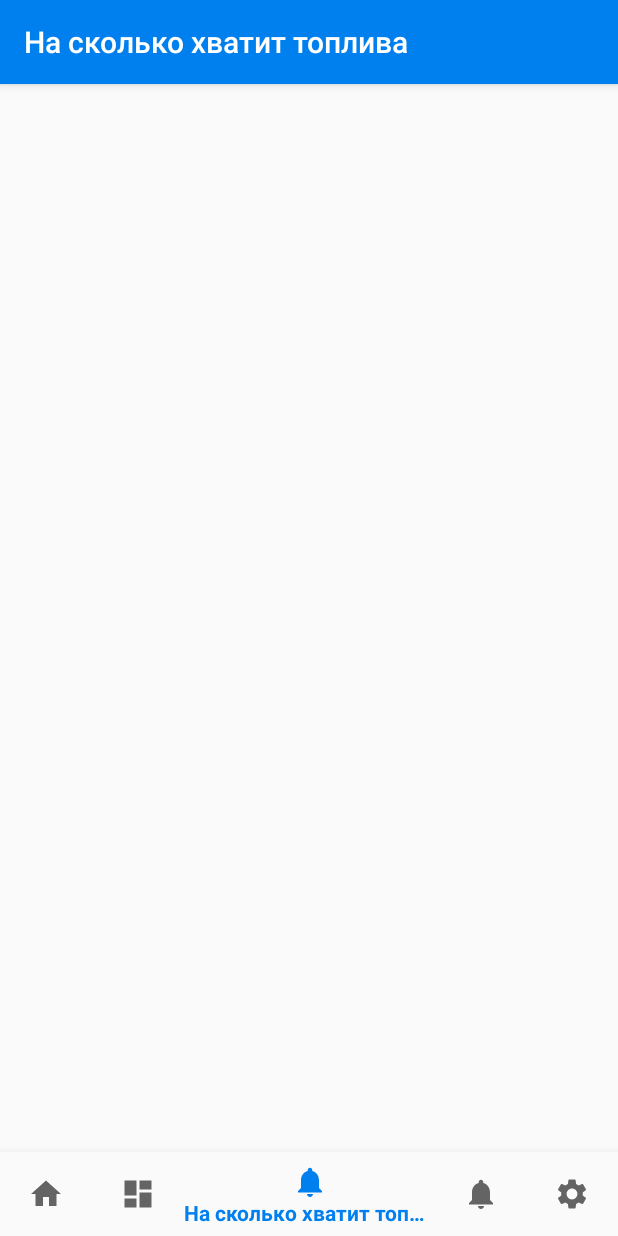
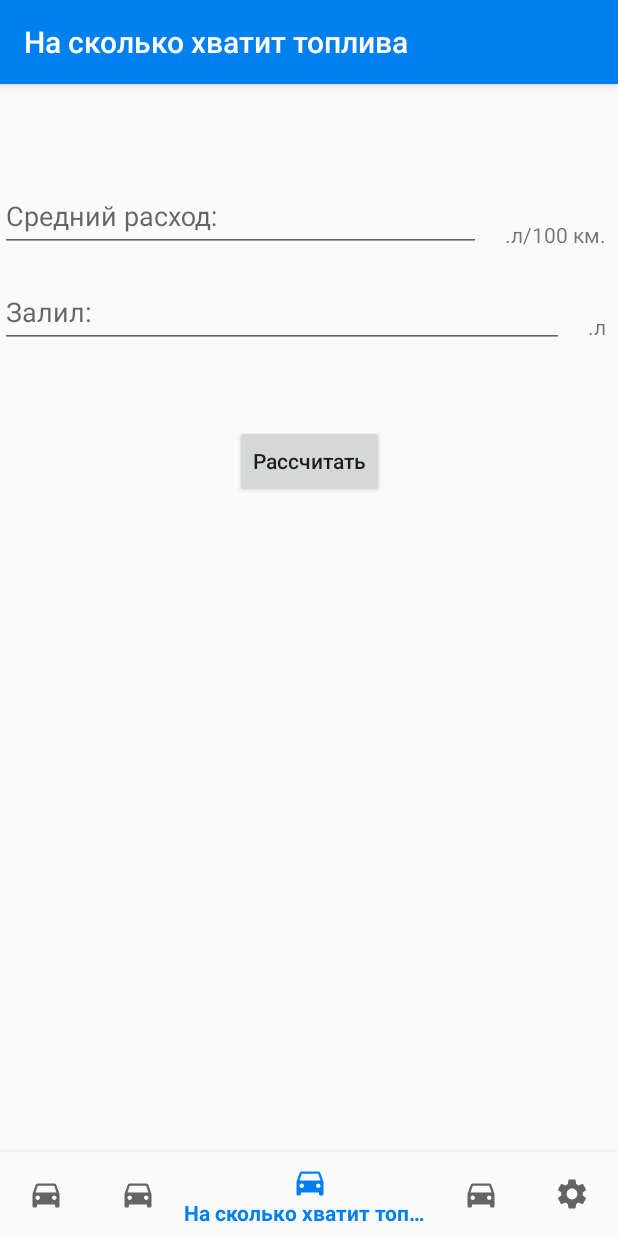
Before and after one commit to Diy2210/EasyFuelCalc, an Android app: the ThirdFragment screen opened through its navigation route, on a phone screen of 412 x 824 dp. Run offline under Robolectric (Android 15) with nearby library versions, the phone set to English and light mode, and no system bars; our stand-ins replace navigation-ui.

Commit message:
add result from ThirdFragment.kt; add new number type input;

```diff
--- a/app/src/main/java/net/multipul/easyfuelcalc/FuelCalcHelper.kt
+++ b/app/src/main/java/net/multipul/easyfuelcalc/FuelCalcHelper.kt
@@ -19,11 +19,9 @@ class FuelCalcHelper {
     }
 
     fun costTravel(distance: Float, average: Float, cost: Float) {
-//        needFuel = average * 100 / distance
         needFuel = distance / 100 * average
         result = "%.2f".format(needFuel)
 
-//        resCostTravel = cost * distance / average
         resCostTravel = cost * needFuel
         res = "%.2f".format(resCostTravel)
     }
--- /dev/null
+++ b/app/src/main/java/net/multipul/easyfuelcalc/model/ThirdModel.kt
@@ -0,0 +1,6 @@
+package net.multipul.easyfuelcalc.model
+
+data class ThirdModel (
+    val average: Float,
+    val fuel: Float,
+)
--- a/app/src/main/java/net/multipul/easyfuelcalc/ui/fourth/FourthFragment.kt
+++ b/app/src/main/java/net/multipul/easyfuelcalc/ui/fourth/FourthFragment.kt
@@ -6,11 +6,13 @@ import android.view.View
 import android.view.ViewGroup
 import androidx.fragment.app.Fragment
 import androidx.lifecycle.ViewModelProviders
+import net.multipul.easyfuelcalc.FuelCalcHelper
 import net.multipul.easyfuelcalc.R
 
 class FourthFragment : Fragment() {
 
     private lateinit var fourthViewModel: FourthViewModel
+    private var fuelCalcHelper: FuelCalcHelper = FuelCalcHelper()
 
     override fun onCreateView(
         inflater: LayoutInflater,
@@ -19,6 +21,7 @@ class FourthFragment : Fragment() {
     ): View? {
         fourthViewModel = ViewModelProviders.of(this).get(FourthViewModel::class.java)
         val root = inflater.inflate(R.layout.fragment_fourth, container, false)
+
         return root
     }
 }
--- a/app/src/main/java/net/multipul/easyfuelcalc/ui/third/ThirdFragment.kt
+++ b/app/src/main/java/net/multipul/easyfuelcalc/ui/third/ThirdFragment.kt
@@ -5,14 +5,24 @@ import android.view.LayoutInflater
 import android.view.View
 import android.view.ViewGroup
 import android.widget.TextView
+import android.widget.Toast
 import androidx.fragment.app.Fragment
 import androidx.lifecycle.Observer
 import androidx.lifecycle.ViewModelProviders
+import kotlinx.android.synthetic.main.fragment_first.*
+import kotlinx.android.synthetic.main.fragment_first.resTV
+import kotlinx.android.synthetic.main.fragment_first.valueFuelType
+import kotlinx.android.synthetic.main.fragment_first.view.*
+import kotlinx.android.synthetic.main.fragment_third.*
+import net.multipul.easyfuelcalc.FuelCalcHelper
 import net.multipul.easyfuelcalc.R
+import net.multipul.easyfuelcalc.model.FirstModel
+import net.multipul.easyfuelcalc.model.ThirdModel
 
 class ThirdFragment : Fragment() {
 
     private lateinit var notificationsViewModel: ThirdViewModel
+    private var fuelCalcHelper: FuelCalcHelper = FuelCalcHelper()
 
     override fun onCreateView(
         inflater: LayoutInflater,
@@ -22,10 +32,20 @@ class ThirdFragment : Fragment() {
         notificationsViewModel =
             ViewModelProviders.of(this).get(ThirdViewModel::class.java)
         val root = inflater.inflate(R.layout.fragment_third, container, false)
-//        val textView: TextView = root.findViewById(R.id.text_notifications)
-//        notificationsViewModel.text.observe(viewLifecycleOwner, Observer {
-//            textView.text = it
-//        })
+
+        root.button.setOnClickListener {
+            val average = valueAverage.text.toString()
+            val fuel = valueFuel.text.toString()
+
+            val v = ThirdModel(average.toFloat(), fuel.toFloat())
+
+            if (average.isEmpty() || fuel.isEmpty()) {
+                Toast.makeText(requireContext(), "Empty fields!", Toast.LENGTH_LONG).show()
+            } else {
+                fuelCalcHelper.fuelToDistance(v.average, v.fuel)
+                resTV.text = (getString(R.string.result_fuel_to_dist_desc) + " " + fuelCalcHelper.result + " км.")
+            }
+        }
         return root
     }
 }
--- /dev/null
+++ b/app/src/main/res/drawable/ic_car.xml
@@ -0,0 +1,10 @@
+<vector xmlns:android="http://schemas.android.com/apk/res/android"
+    android:width="24dp"
+    android:height="24dp"
+    android:viewportWidth="24"
+    android:viewportHeight="24"
+    android:tint="?attr/colorControlNormal">
+  <path
+      android:fillColor="@android:color/white"
+      android:pathData="M18.92,6.01C18.72,5.42 18.16,5 17.5,5h-11c-0.66,0 -1.21,0.42 -1.42,1.01L3,12v8c0,0.55 0.45,1 1,1h1c0.55,0 1,-0.45 1,-1v-1h12v1c0,0.55 0.45,1 1,1h1c0.55,0 1,-0.45 1,-1v-8l-2.08,-5.99zM6.5,16c-0.83,0 -1.5,-0.67 -1.5,-1.5S5.67,13 6.5,13s1.5,0.67 1.5,1.5S7.33,16 6.5,16zM17.5,16c-0.83,0 -1.5,-0.67 -1.5,-1.5s0.67,-1.5 1.5,-1.5 1.5,0.67 1.5,1.5 -0.67,1.5 -1.5,1.5zM5,11l1.5,-4.5h11L19,11L5,11z"/>
+</vector>
--- a/app/src/main/res/layout/fragment_first.xml
+++ b/app/src/main/res/layout/fragment_first.xml
@@ -30,6 +30,7 @@
                 android:id="@+id/valueFuelType"
                 android:layout_width="match_parent"
                 android:layout_height="wrap_content"
+                android:inputType="numberDecimal"
                 android:singleLine="true"
                 tools:layout_editor_absoluteY="45dp" />
         </com.google.android.material.textfield.TextInputLayout>
@@ -62,7 +63,7 @@
                 android:id="@+id/valueDistanceType"
                 android:layout_width="match_parent"
                 android:layout_height="wrap_content"
-                android:inputType="number"
+                android:inputType="numberDecimal"
                 android:singleLine="true"
                 tools:layout_editor_absoluteY="45dp" />
         </com.google.android.material.textfield.TextInputLayout>
--- a/app/src/main/res/layout/fragment_second.xml
+++ b/app/src/main/res/layout/fragment_second.xml
@@ -29,6 +29,7 @@
                 android:id="@+id/valueDist"
                 android:layout_width="match_parent"
                 android:layout_height="wrap_content"
+                android:inputType="numberDecimal"
                 android:singleLine="true"
                 tools:layout_editor_absoluteY="45dp" />
         </com.google.android.material.textfield.TextInputLayout>
@@ -60,6 +61,7 @@
                 android:id="@+id/valueAverage"
                 android:layout_width="match_parent"
                 android:layout_height="wrap_content"
+                android:inputType="numberDecimal"
                 android:singleLine="true"
                 tools:layout_editor_absoluteY="45dp" />
         </com.google.android.material.textfield.TextInputLayout>
--- a/app/src/main/res/layout/fragment_third.xml
+++ b/app/src/main/res/layout/fragment_third.xml
@@ -4,4 +4,106 @@
     xmlns:tools="http://schemas.android.com/tools"
     android:layout_width="match_parent"
     android:layout_height="match_parent"
-    tools:context=".ui.third.ThirdFragment"/>
+    android:focusable="true"
+    android:focusableInTouchMode="true"
+    tools:context=".ui.third.ThirdFragment">
+
+    <androidx.constraintlayout.widget.ConstraintLayout
+        android:layout_width="match_parent"
+        android:layout_height="wrap_content"
+        app:layout_constraintEnd_toEndOf="parent"
+        app:layout_constraintStart_toStartOf="parent"
+        app:layout_constraintTop_toTopOf="parent">
+
+        <com.google.android.material.textfield.TextInputLayout
+            android:id="@+id/textInputLayout"
+            android:layout_width="0dp"
+            android:layout_height="wrap_content"
+            android:layout_marginEnd="16dp"
+            android:hint="@string/average"
+            app:endIconMode="clear_text"
+            app:layout_constraintEnd_toStartOf="@+id/fuelTypeTV"
+            app:layout_constraintStart_toStartOf="parent"
+            app:layout_constraintTop_toTopOf="parent">
+
+            <com.google.android.material.textfield.TextInputEditText
+                android:id="@+id/valueAverage"
+                android:layout_width="match_parent"
+                android:layout_height="wrap_content"
+                android:inputType="numberDecimal"
+                android:singleLine="true"
+                tools:layout_editor_absoluteY="45dp" />
+        </com.google.android.material.textfield.TextInputLayout>
+
+        <TextView
+            android:id="@+id/fuelTypeTV"
+            android:layout_width="wrap_content"
+            android:layout_height="wrap_content"
+            android:layout_marginTop="32dp"
+            android:layout_marginEnd="8dp"
+            android:text="@string/fuel_value_lit_km"
+            app:layout_constraintBottom_toBottomOf="@+id/textInputLayout"
+            app:layout_constraintEnd_toEndOf="parent"
+            app:layout_constraintStart_toEndOf="@+id/textInputLayout"
+            app:layout_constraintTop_toTopOf="parent" />
+
+        <com.google.android.material.textfield.TextInputLayout
+            android:id="@+id/textInputLayout2"
+            android:layout_width="0dp"
+            android:layout_height="wrap_content"
+            android:layout_marginTop="8dp"
+            android:layout_marginEnd="16dp"
+            android:hint="@string/gaz"
+            app:endIconMode="clear_text"
+            app:layout_constraintEnd_toStartOf="@+id/distanceTypeTV"
+            app:layout_constraintStart_toStartOf="parent"
+            app:layout_constraintTop_toBottomOf="@+id/textInputLayout">
+
+            <com.google.android.material.textfield.TextInputEditText
+                android:id="@+id/valueFuel"
+                android:layout_width="match_parent"
+                android:layout_height="wrap_content"
+                android:inputType="numberDecimal"
+                android:singleLine="true"
+                tools:layout_editor_absoluteY="45dp" />
+        </com.google.android.material.textfield.TextInputLayout>
+
+        <TextView
+            android:id="@+id/distanceTypeTV"
+            android:layout_width="wrap_content"
+            android:layout_height="wrap_content"
+            android:layout_marginTop="32dp"
+            android:layout_marginEnd="8dp"
+            android:layout_marginBottom="8dp"
+            android:text="@string/fuel_value_lit"
+            app:layout_constraintBottom_toBottomOf="@+id/textInputLayout2"
+            app:layout_constraintEnd_toEndOf="parent"
+            app:layout_constraintStart_toEndOf="@+id/textInputLayout2"
+            app:layout_constraintTop_toTopOf="@+id/textInputLayout2"
+            app:layout_constraintVertical_bias="0.0" />
+
+        <TextView
+            android:id="@+id/resTV"
+            android:layout_width="wrap_content"
+            android:layout_height="wrap_content"
+            android:layout_marginStart="8dp"
+            android:layout_marginTop="16dp"
+            android:layout_marginEnd="8dp"
+            android:textStyle="bold"
+            app:layout_constraintEnd_toEndOf="parent"
+            app:layout_constraintStart_toStartOf="parent"
+            app:layout_constraintTop_toBottomOf="@+id/textInputLayout2" />
+
+        <Button
+            android:id="@+id/button"
+            android:layout_width="wrap_content"
+            android:layout_height="wrap_content"
+            android:layout_marginTop="16dp"
+            android:text="@string/result"
+            android:textAllCaps="false"
+            app:layout_constraintEnd_toEndOf="parent"
+            app:layout_constraintStart_toStartOf="parent"
+            app:layout_constraintTop_toBottomOf="@+id/resTV" />
+    </androidx.constraintlayout.widget.ConstraintLayout>
+
+</androidx.constraintlayout.widget.ConstraintLayout>
--- a/app/src/main/res/menu/bottom_nav_menu.xml
+++ b/app/src/main/res/menu/bottom_nav_menu.xml
@@ -3,22 +3,22 @@
 
     <item
         android:id="@+id/navigation_first"
-        android:icon="@drawable/ic_home"
+        android:icon="@drawable/ic_car"
         android:title="@string/first_screen" />
 
     <item
         android:id="@+id/navigation_second"
-        android:icon="@drawable/ic_dashboard"
+        android:icon="@drawable/ic_car"
         android:title="@string/second_screen" />
 
     <item
         android:id="@+id/navigation_third"
-        android:icon="@drawable/ic_notifications"
+        android:icon="@drawable/ic_car"
         android:title="@string/third_screen" />
 
     <item
         android:id="@+id/navigation_fourth"
-        android:icon="@drawable/ic_notifications"
+        android:icon="@drawable/ic_car"
         android:title="@string/fourth_screen" />
 
     <item
--- a/app/src/main/res/navigation/mobile_navigation.xml
+++ b/app/src/main/res/navigation/mobile_navigation.xml
@@ -20,7 +20,7 @@
     <fragment
         android:id="@+id/navigation_third"
         android:name="net.multipul.easyfuelcalc.ui.third.ThirdFragment"
-        android:label="@string/fourth_screen"
+        android:label="@string/third_screen"
         tools:layout="@layout/fragment_third" />
 
     <fragment
--- a/app/src/main/res/values/strings.xml
+++ b/app/src/main/res/values/strings.xml
@@ -5,7 +5,7 @@
     <string name="first_screen">Средний расход</string>
     <string name="second_screen">Стоимость поездки</string>
     <string name="third_screen">На сколько хватит топлива</string>
-    <string name="fourth_screen">На сколько хватит топлива</string>
+    <string name="fourth_screen">Стоимость 1 км.</string>
     <string name="settings_screen">Настройки</string>
 
     <string name="gaz">Залил:</string>
@@ -18,6 +18,8 @@
 
     <string name="result_cost_travel_fuel_desc">Необходимое количество топлива</string>
     <string name="result_cost_travel_cost_desc">Стоимость поездки</string>
+
+    <string name="result_fuel_to_dist_desc">Вы сможете проехать</string>
 
     <string name="cost_fuel">Стоимость топлива:</string>
     <string name="distance">Расстояние:</string>
@@ -34,6 +36,7 @@
 
     <string name="fuel_value">Мера топлива:</string>
     <string name="fuel_value_lit">.л</string>
+    <string name="fuel_value_lit_km">.л/100 км.</string>
     <string name="fuel_value_gal">.гал</string>
 
     <string name="theme">Тема:</string>
```
